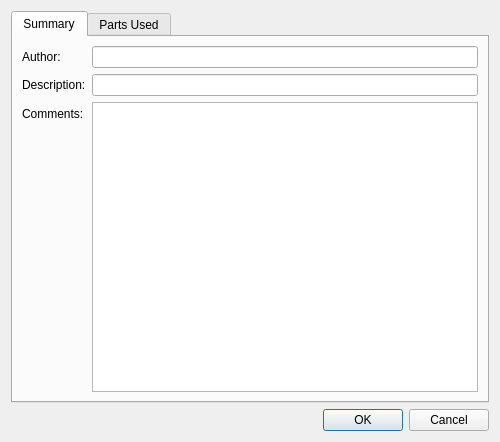
First picture: the form in lclib/qt/lc_qpropertiesdialog.ui, repository trevorsandy/lpub3d-ci, before the edit.
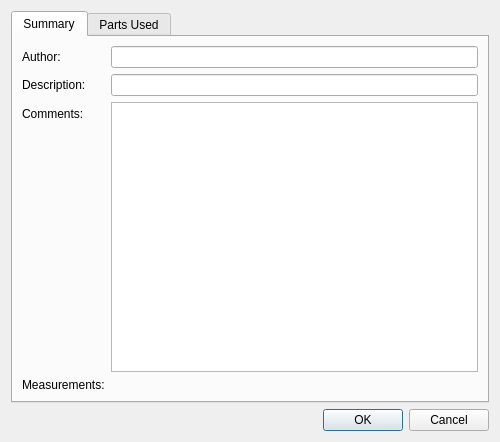
Second picture: the form after the edit.

```diff
--- a/lclib/qt/lc_qpropertiesdialog.ui
+++ b/lclib/qt/lc_qpropertiesdialog.ui
@@ -70,6 +70,20 @@
          </property>
         </widget>
        </item>
+       <item row="3" column="0">
+        <widget class="QLabel" name="label_4">
+         <property name="text">
+          <string>Measurements:</string>
+         </property>
+        </widget>
+       </item>
+       <item row="3" column="1">
+        <widget class="QLabel" name="MeasurementsLabel">
+         <property name="text">
+          <string/>
+         </property>
+        </widget>
+       </item>
       </layout>
      </widget>
      <widget class="QWidget" name="tabParts">
```
Left out of the diff: 16 changed lines with no effect on the pictures.
